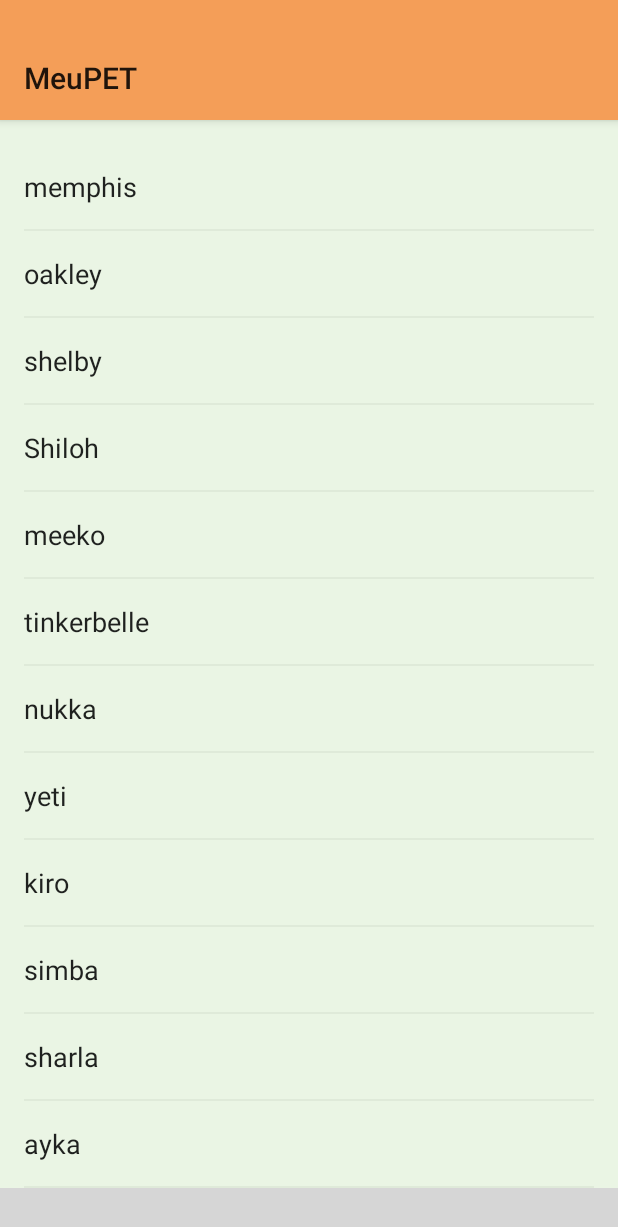
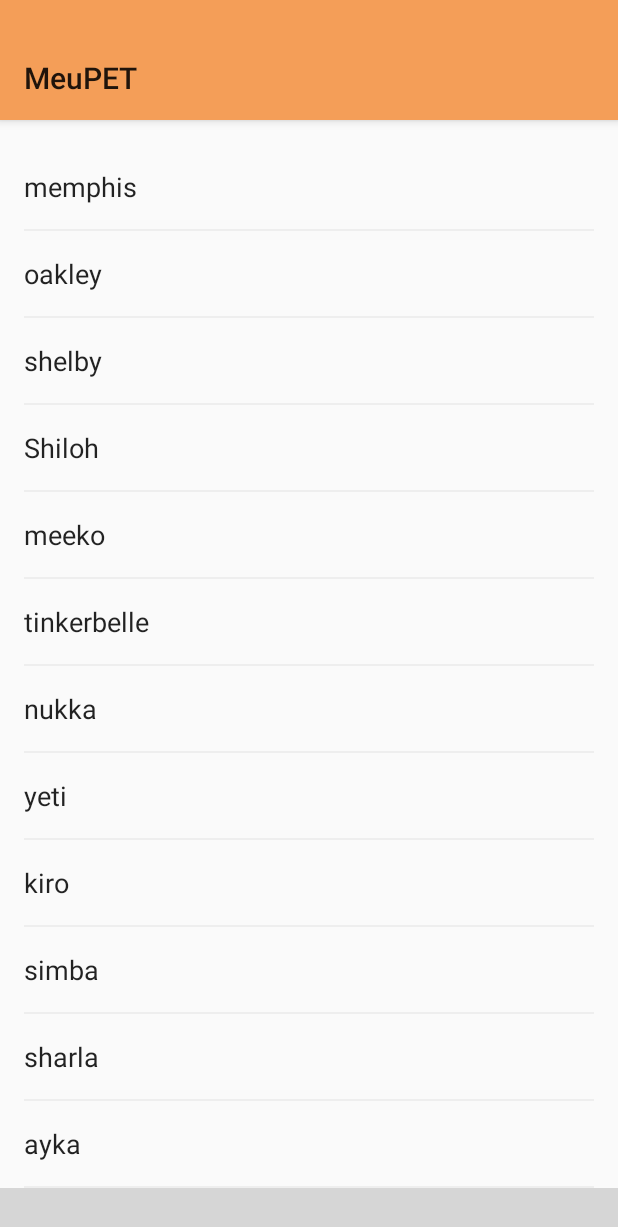
Before and after one commit to Pekorishia/MeuPET-APP, an Android app: the screen it shows after launch (HomeActivity), on a phone screen of 412 x 824 dp. Shown: the top 1227 px of the screen. Run offline under Robolectric (Android 15) with nearby library versions, the phone set to English and light mode, and no system bars; libraries missing offline, so code that uses them is left out: com.aurelhubert.ahbottomnavigation; plain views replace AHBottomNavigation; 13 statements that could not run were skipped; grey boxes are pictures that could not be loaded.

Commit message:
clean unused code

```diff
--- /dev/null
+++ b/MeuPET/app/src/main/java/com/fepa/meupet/control/adapter/BottomBarAdapter.java
@@ -0,0 +1,35 @@
+package com.fepa.meupet.control.adapter;
+
+import android.support.v4.app.Fragment;
+import android.support.v4.app.FragmentManager;
+
+import java.util.ArrayList;
+import java.util.List;
+
+/**
+ * BottomNav
+ * Created by Suleiman19 on 6/12/17.
+ * Copyright (c) 2017. Suleiman Ali Shakir. All rights reserved.
+ */
+
+public class BottomBarAdapter extends SmartFragmentStatePagerAdapter {
+    private final List<Fragment> fragments = new ArrayList<>();
+
+    public BottomBarAdapter(FragmentManager fragmentManager) {
+        super(fragmentManager);
+    }
+    // Our custom method that populates this Adapter with Fragments
+    public void addFragments(Fragment fragment) {
+        fragments.add(fragment);
+    }
+
+    @Override
+    public Fragment getItem(int position) {
+        return fragments.get(position);
+    }
+
+    @Override
+    public int getCount() {
+        return fragments.size();
+    }
+}
--- a/MeuPET/app/src/main/java/com/fepa/meupet/view/adapter/PetItemAdapter.java
+++ b/MeuPET/app/src/main/java/com/fepa/meupet/control/adapter/PetItemAdapter.java
@@ -1,4 +1,4 @@
-package com.fepa.meupet.view.adapter;
+package com.fepa.meupet.control.adapter;
 
 import android.content.Context;
 import android.support.annotation.NonNull;
@@ -7,6 +7,7 @@ import android.view.LayoutInflater;
 import android.view.View;
 import android.view.ViewGroup;
 import android.widget.TextView;
+import android.widget.Toast;
 
 import com.fepa.meupet.R;
 import com.fepa.meupet.model.agent.animal.Animal;
@@ -33,7 +34,7 @@ public class PetItemAdapter extends RecyclerView.Adapter<PetItemAdapter.ItemView
 
         for (int i = 0; i < SIZE; i++) {
             Animal animal = new Animal(nameArray[i]);
-            animals.add(animal);
+            this.animals.add(animal);
         }
     }
 
@@ -58,7 +59,8 @@ public class PetItemAdapter extends RecyclerView.Adapter<PetItemAdapter.ItemView
         return animals != null ? animals.size() : 0;
     }
 
-    protected static class ItemViewHolder extends RecyclerView.ViewHolder{
+
+    protected class ItemViewHolder extends RecyclerView.ViewHolder implements View.OnClickListener {
 
         protected TextView tvName;
 
@@ -67,5 +69,14 @@ public class PetItemAdapter extends RecyclerView.Adapter<PetItemAdapter.ItemView
 
             tvName = itemView.findViewById(R.id.tvPetName);
         }
+
+        @Override
+        public void onClick(View view) {
+            int position = getAdapterPosition();
+            animals.remove(position);
+
+            Toast.makeText(context, "REMOVIDO", Toast.LENGTH_SHORT).show();
+            notifyItemRemoved(position);
+        }
     }
 }
--- /dev/null
+++ b/MeuPET/app/src/main/java/com/fepa/meupet/control/adapter/SmartFragmentStatePagerAdapter.java
@@ -0,0 +1,48 @@
+package com.fepa.meupet.control.adapter;
+
+import android.support.v4.app.Fragment;
+import android.support.v4.app.FragmentManager;
+import android.support.v4.app.FragmentStatePagerAdapter;
+import android.util.SparseArray;
+import android.view.ViewGroup;
+
+/**
+ * BottomNav
+ * Created by Suleiman19 on 6/12/17.
+ * Copyright (c) 2017. Suleiman Ali Shakir. All rights reserved.
+ */
+
+/*
+   Extension of FragmentStatePagerAdapter which intelligently caches
+   all active fragments and manages the fragment lifecycles.
+   Usage involves extending from SmartFragmentStatePagerAdapter as you would any other PagerAdapter.
+*/
+public abstract class SmartFragmentStatePagerAdapter extends FragmentStatePagerAdapter {
+
+    // Sparse array to keep track of registered fragments in memory
+    private SparseArray<Fragment> registeredFragments = new SparseArray<Fragment>();
+
+    public SmartFragmentStatePagerAdapter(FragmentManager fragmentManager) {
+        super(fragmentManager);
+    }
+
+    // Register the fragment when the item is instantiated
+    @Override
+    public Object instantiateItem(ViewGroup container, int position) {
+        Fragment fragment = (Fragment) super.instantiateItem(container, position);
+        registeredFragments.put(position, fragment);
+        return fragment;
+    }
+
+    // Unregister when the item is inactive
+    @Override
+    public void destroyItem(ViewGroup container, int position, Object object) {
+        registeredFragments.remove(position);
+        super.destroyItem(container, position, object);
+    }
+
+    // Returns the fragment for the position (if instantiated)
+    public Fragment getRegisteredFragment(int position) {
+        return registeredFragments.get(position);
+    }
+}
--- /dev/null
+++ b/MeuPET/app/src/main/java/com/fepa/meupet/control/viewpager/NoSwipePager.java
@@ -0,0 +1,41 @@
+package com.fepa.meupet.control.viewpager;
+
+import android.content.Context;
+import android.support.v4.view.ViewPager;
+import android.util.AttributeSet;
+import android.view.MotionEvent;
+
+/**
+ * BottomNav
+ * Created by Suleiman19 on 6/12/17.
+ * Copyright (c) 2017. Suleiman Ali Shakir. All rights reserved.
+ */
+
+public class NoSwipePager extends ViewPager {
+    private boolean enabled;
+
+    public NoSwipePager(Context context, AttributeSet attrs) {
+        super(context, attrs);
+        this.enabled = true;
+    }
+
+    @Override
+    public boolean onTouchEvent(MotionEvent event) {
+        if (this.enabled) {
+            return super.onTouchEvent(event);
+        }
+        return false;
+    }
+
+    @Override
+    public boolean onInterceptTouchEvent(MotionEvent event) {
+        if (this.enabled) {
+            return super.onInterceptTouchEvent(event);
+        }
+        return false;
+    }
+
+    public void setPagingEnabled(boolean enabled) {
+        this.enabled = enabled;
+    }
+}
--- a/MeuPET/app/src/main/java/com/fepa/meupet/model/environment/intarface/MeuPETInterface.java
+++ /dev/null
@@ -1,5 +0,0 @@
-package com.fepa.meupet.model.environment.intarface;
-
-public interface MeuPETInterface {
-    void onPetListClick();
-}
--- a/MeuPET/app/src/main/java/com/fepa/meupet/view/activity/HomeActivity.java
+++ b/MeuPET/app/src/main/java/com/fepa/meupet/view/activity/HomeActivity.java
@@ -1,6 +1,5 @@
 package com.fepa.meupet.view.activity;
 
-import android.annotation.SuppressLint;
 import android.content.res.Resources;
 import android.content.res.TypedArray;
 import android.graphics.Color;
@@ -9,7 +8,6 @@ import android.support.annotation.ColorRes;
 import android.support.v4.content.ContextCompat;
 import android.support.v7.app.AppCompatActivity;
 import android.os.Bundle;
-import android.support.v7.app.AppCompatDelegate;
 import android.support.v7.widget.Toolbar;
 import android.widget.Toast;
 
@@ -17,63 +15,51 @@ import com.aurelhubert.ahbottomnavigation.AHBottomNavigation;
 import com.aurelhubert.ahbottomnavigation.AHBottomNavigationItem;
 import com.aurelhubert.ahbottomnavigation.notification.AHNotification;
 import com.fepa.meupet.R;
+import com.fepa.meupet.control.adapter.BottomBarAdapter;
+import com.fepa.meupet.control.viewpager.NoSwipePager;
 import com.fepa.meupet.model.environment.constants.MeuPETConfig;
-import com.fepa.meupet.model.environment.intarface.MeuPETInterface;
 import com.fepa.meupet.view.fragment.PetListFragment;
 
-public class HomeActivity extends AppCompatActivity implements MeuPETInterface {
+public class HomeActivity extends AppCompatActivity {
 
-    private final int[] tabColors = {
-            R.color.bnav_tab1,
-            R.color.bnav_tab2,
-            R.color.bnav_tab3
-    };
+    // TODO: detach notification handler from home
+    private Boolean notificationVisible = false;
 
     private Toolbar toolbar;
+    private NoSwipePager viewPager;
+    private BottomBarAdapter pagerAdapter;
     private AHBottomNavigation bottomNavigation;
-
-    private Boolean notificationVisible = false;
 
     @Override
     protected void onCreate(Bundle savedInstanceState) {
-        AppCompatDelegate.setDefaultNightMode(
-                AppCompatDelegate.MODE_NIGHT_AUTO);
-
         super.onCreate(savedInstanceState);
         setContentView(R.layout.activity_home);
 
-        this.toolbar = this.findViewById(R.id.toolbar);
-        setSupportActionBar(toolbar);
+        // manages toolbar
+        this.setupToolbar();
 
-        final PetListFragment fragment = new PetListFragment();
-        Bundle bundle = new Bundle();
-        bundle.putInt("color", ContextCompat.getColor(this, tabColors[0]));
-        fragment.setArguments(bundle);
+        // manages viewpager
+        this.setupViewPager();
 
-        getSupportFragmentManager()
-                .beginTransaction()
-                .add(R.id.frame, fragment, PetListFragment.TAG)
-                .commit();
+        // manages bottom navigation
+        this.setupBottomNavigation();
 
-        this.bottomNavigation = this.findViewById(R.id.bottom_navigation);
-        setupBottomNavBehaviors();
-        setupBottomNavStyle();
-
-        this.addBottomNavigationItems();
-
+        // TODO: detach notification handler from home
         this.createFakeNotification();
 
-        // sets the home screen start item
-        bottomNavigation.setCurrentItem(MeuPETConfig.START_BOTTOM_NAV_TAB);
-
+        // handles bottom navigation tab click
         bottomNavigation.setOnTabSelectedListener(new AHBottomNavigation.OnTabSelectedListener() {
             @Override
             public boolean onTabSelected(int position, boolean wasSelected) {
-                fragment.updateColor(ContextCompat.getColor(HomeActivity.this, tabColors[position]));
-
+                // changes activity title based on the tab selected
                 String[] nameArray = getResources().getStringArray(R.array.bnav_tab_name);
                 getSupportActionBar().setTitle(nameArray[position]);
 
+                // swipes fragment based on the tab selected
+                if (!wasSelected)
+                    viewPager.setCurrentItem(position);
+
+                // TODO: detach notification handler from home
                 // remove notification badge
                 int lastItemPos = bottomNavigation.getItemsCount() - 1;
                 if (notificationVisible && position == lastItemPos)
@@ -83,92 +69,107 @@ public class HomeActivity extends AppCompatActivity implements MeuPETInterface {
         });
     }
 
+    private void setupToolbar(){
+        this.toolbar = this.findViewById(R.id.toolbar);
+        setSupportActionBar(toolbar);
+    }
+
+    private void setupBottomNavigation(){
+        this.bottomNavigation = this.findViewById(R.id.bottom_navigation);
+
+        this.setupBottomNavStyle();
+        this.setupBottomNavBehaviors();
+        this.addBottomNavigationItems();
+
+        // sets the home screen start item
+        this.bottomNavigation.setCurrentItem(MeuPETConfig.START_BOTTOM_NAV_TAB);
+    }
+
     public void setupBottomNavBehaviors() {
+        // hides the bottom nav when swiping upwards (going down)
         bottomNavigation.setBehaviorTranslationEnabled(true);
 
-        /*
-        Before enabling this. Change MainActivity theme to MyTheme.TranslucentNavigation in
-        AndroidManifest.
-        Warning: Toolbar Clipping might occur. Solve this by wrapping it in a LinearLayout with a top
-        View of 24dp (status bar size) height.
-         */
+        // makes the bottom nav stays over the Overview Buttons instead of behind them
         bottomNavigation.setTranslucentNavigationEnabled(true);
     }
 
-    /**
-     * Adds styling properties to {@link AHBottomNavigation}
-     */
     private void setupBottomNavStyle() {
-        /*
-        Set Bottom Navigation colors. Accent color for active item,
-        Inactive color when its view is disabled.
-        Will not be visible if setColored(true) and default current item is set.
-         */
-        bottomNavigation.setDefaultBackgroundColor(Color.YELLOW);
-        bottomNavigation.setAccentColor(fetchColor(R.color.bnav_tab2));
-        bottomNavigation.setInactiveColor(fetchColor(R.color.bottomtab_item_resting));
+        // sets the bottom nav background color
+        bottomNavigation.setDefaultBackgroundColor(fetchColor(R.color.bnav_background));
 
-        // Colors for selected (active) and non-selected items.
-        bottomNavigation.setColoredModeColors(Color.WHITE,
-                fetchColor(R.color.bottomtab_item_resting));
+        // sets the color of the selected tab to highlight it
+        bottomNavigation.setAccentColor(fetchColor(R.color.bnav_selected_tab));
 
+        // sets the color of the other tabs
+        bottomNavigation.setInactiveColor(fetchColor(R.color.bnav_non_selected_tab));
 
-        //  Enables Reveal effect
-        bottomNavigation.setColored(true);
-
-        //  Displays item Title always (for selected and non-selected items)
+        //  displays item title always (for selected and non-selected ted)
         bottomNavigation.setTitleState(AHBottomNavigation.TitleState.ALWAYS_SHOW);
     }
 
-
     private void addBottomNavigationItems() {
-
         // gets access to resources
         Resources res = this.getResources();
 
         // gets the string array that contains te names and drawable paths
         String[] tabNames = res.getStringArray(R.array.bnav_tab_name);
         TypedArray tabImages = res.obtainTypedArray(R.array.bnav_tab_drawable);
-//
-//        // for every string array item creates a bottom nav item
-//        for(int i = 0; i < tabNames.length; i++){
-//            AHBottomNavigationItem item = new AHBottomNavigationItem(
-//                    tabNames[i],
-//                    tabImages.getResourceId(i, -1),
-//                    tabColors[i]
-//            );
-//
-//            // populates the bottom nav
-//            bottomNavigation.addItem(item);
-//        }
-//
-//        // clears away the allocated space for the typed array
-//        tabImages.recycle();
 
-        AHBottomNavigationItem item1 = new AHBottomNavigationItem(tabNames[0], tabImages.getResourceId(0,-1), tabColors[0]);
-        @SuppressLint("ResourceType") AHBottomNavigationItem item2 = new AHBottomNavigationItem(tabNames[1], tabImages.getResourceId(1,-1), tabColors[1]);
-        @SuppressLint("ResourceType") AHBottomNavigationItem item3 = new AHBottomNavigationItem(tabNames[2], tabImages.getResourceId(2,-1), tabColors[2]);
+        // for every string array item creates a bottom nav item
+        for(int i = 0; i < tabNames.length; i++){
+            AHBottomNavigationItem item = new AHBottomNavigationItem(
+                    tabNames[i],
+                    tabImages.getResourceId(i, -1)
+            );
 
-        bottomNavigation.addItem(item1);
-        bottomNavigation.addItem(item2);
-        bottomNavigation.addItem(item3);
+            // populates the bottom nav
+            bottomNavigation.addItem(item);
+        }
+
+        // clears away the allocated space for the typed array
+        tabImages.recycle();
     }
 
-    /**
-     * Simple facade to fetch color resource, so I avoid writing a huge line every time.
-     *
-     * @param color to fetch
-     * @return int color value.
-     */
-    private int fetchColor(@ColorRes int color) {
-        return ContextCompat.getColor(this, color);
+    private void setupViewPager() {
+        this.viewPager = this.findViewById(R.id.viewPager);
+
+        // disables swiping
+        this.viewPager.setPagingEnabled(false);
+
+        // manages pagerAdapter
+        this.setupPagerAdapter();
+
+        // attaches the pageAdapter as the viewPager adapter
+        this.viewPager.setAdapter(this.pagerAdapter);
     }
 
-    @Override
-    public void onPetListClick() {
-        Toast.makeText(this, "Click", Toast.LENGTH_SHORT).show();
+    private void setupPagerAdapter(){
+        this.pagerAdapter = new BottomBarAdapter(getSupportFragmentManager());
+
+        // TODO: change to application model
+        pagerAdapter.addFragments(createFragment());
+        pagerAdapter.addFragments(createFragment());
+        pagerAdapter.addFragments(createFragment());
     }
 
+    private PetListFragment createFragment() {
+        PetListFragment fragment = new PetListFragment();
+
+        // TODO: IF ITS NEEDED TO PASS A BUNDLE TO THE FRAGMENT
+//        fragment.setArguments(passFragmentArguments(fetchColor(color)));
+
+        return fragment;
+    }
+
+    // TODO: IF ITS NEEDED TO PASS A BUNDLE TO THE FRAGMENT
+//    private Bundle passFragmentArguments(int color) {
+//        Bundle bundle = new Bundle();
+//        bundle.putInt("color", color);
+//        return bundle;
+//    }
+
+
+    // TODO: detach notification handler from home
     private void createFakeNotification() {
         new Handler().postDelayed(new Runnable() {
             @Override
@@ -184,4 +185,14 @@ public class HomeActivity extends AppCompatActivity implements MeuPETInterface {
             }
         }, 1000);
     }
+
+    /**
+     * Simple facade to fetch color resource
+     *
+     * @param color to fetch
+     * @return int color value.
+     */
+    private int fetchColor(@ColorRes int color) {
+        return ContextCompat.getColor(this, color);
+    }
 }
--- a/MeuPET/app/src/main/java/com/fepa/meupet/view/fragment/PetListFragment.java
+++ b/MeuPET/app/src/main/java/com/fepa/meupet/view/fragment/PetListFragment.java
@@ -1,8 +1,6 @@
 package com.fepa.meupet.view.fragment;
 
-import android.content.Context;
 import android.graphics.Color;
-import android.net.Uri;
 import android.os.Bundle;
 import android.support.v4.app.Fragment;
 import android.support.v7.widget.LinearLayoutManager;
@@ -12,17 +10,9 @@ import android.view.View;
 import android.view.ViewGroup;
 
 import com.fepa.meupet.R;
-import com.fepa.meupet.view.adapter.PetItemAdapter;
+import com.fepa.meupet.control.adapter.PetItemAdapter;
 
 public class PetListFragment extends Fragment {
-    public static final String TAG = PetListFragment.class.getSimpleName();
-
-    // TODO: Rename parameter arguments, choose names that match
-    // the fragment initialization parameters, e.g. ARG_ITEM_NUMBER
-    private static final String ARG_COLOR = "color";
-
-    // TODO: Rename and change types of parameters
-    private int color;
 
     private RecyclerView recyclerView;
 
@@ -30,54 +20,30 @@ public class PetListFragment extends Fragment {
         // Required empty public constructor
     }
 
-
     @Override
     public void onCreate(Bundle savedInstanceState) {
         super.onCreate(savedInstanceState);
         if (getArguments() != null) {
-            color = getArguments().getInt(ARG_COLOR);
+//            color = getArguments().getInt(ARG_COLOR);
         }
     }
 
     @Override
     public View onCreateView(LayoutInflater inflater, ViewGroup container,
                              Bundle savedInstanceState) {
-        // Inflate the layout for this fragment
-        View rootView = inflater.inflate(R.layout.fragment_pet_list, container, false);
+        // inflates the layout for this fragment
+        View view = inflater.inflate(R.layout.fragment_pet_list, container, false);
 
-        recyclerView = (RecyclerView) rootView.findViewById(R.id.pet_list_recycler_view);
-        recyclerView.setLayoutManager(new LinearLayoutManager(getContext(), LinearLayoutManager.VERTICAL, false));
-        recyclerView.setBackgroundColor(getLighterColor(color));
+        this.recyclerView = view.findViewById(R.id.pet_list_recycler_view);
+
+        this.recyclerView.setLayoutManager(
+                new LinearLayoutManager(getContext(), LinearLayoutManager.VERTICAL, false)
+        );
 
         PetItemAdapter adapter = new PetItemAdapter(getContext());
-        recyclerView.setAdapter(adapter);
+        this.recyclerView.setAdapter(adapter);
 
-        return rootView;
+        return view;
     }
 
-
-    /**
-     * Updates {@link RecyclerView} background color upon changing Bottom Navigation item.
-     *
-     * @param color to apply to {@link RecyclerView} background.
-     */
-    public void updateColor(int color) {
-        recyclerView.setBackgroundColor(getLighterColor(color));
-    }
-
-    /**
-     * Facade to return colors at 30% opacity.
-     *
-     * @param color
-     * @return
-     */
-    private int getLighterColor(int color) {
-        return Color.argb(30,
-                Color.red(color),
-                Color.green(color),
-                Color.blue(color)
-        );
-    }
-
-
 }
--- a/MeuPET/app/src/main/res/layout/activity_home.xml
+++ b/MeuPET/app/src/main/res/layout/activity_home.xml
@@ -20,8 +20,8 @@
 
     </android.support.design.widget.AppBarLayout>
 
-    <FrameLayout
-        android:id="@+id/frame"
+    <com.fepa.meupet.control.viewpager.NoSwipePager
+        android:id="@+id/viewPager"
         android:layout_width="match_parent"
         android:layout_height="match_parent"
         app:layout_behavior="@string/appbar_scrolling_view_behavior"/>
--- a/MeuPET/app/src/main/res/values/colors.xml
+++ b/MeuPET/app/src/main/res/values/colors.xml
@@ -13,9 +13,11 @@
         <color name="bnav_tab2">#EA5C46</color>
         <color name="bnav_tab3">#3DB4CC</color>
 
-    <color name="bottomtab_item_resting">#36000000</color>
-    <color name="bottomtab_item_disabled">#1e000000</color>
+        <color name="bnav_selected_tab">#ffaa62</color>
+        <color name="bnav_non_selected_tab">#ba7424</color>
+        <color name="bnav_background">#b42c1700</color>
 
-    <color name="divider_light">#0c000000</color>
+    <!--Items Divider-->
+        <color name="divider_light">#0c000000</color>
 
 </resources>
--- a/MeuPET/app/src/main/res/values/strings.xml
+++ b/MeuPET/app/src/main/res/values/strings.xml
@@ -69,6 +69,4 @@
             <item>narancia</item>
         </string-array>
 
-    <!-- TODO: Remove or change this placeholder text -->
-    <string name="hello_blank_fragment">Hello blank fragment</string>
 </resources>
```
Lines whose indentation alone changed are shown as unchanged.
